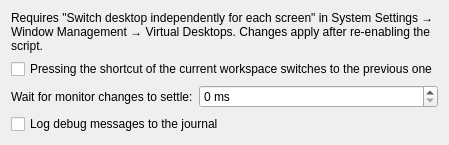
First picture: the form in package/contents/ui/config.ui, repository Coffei/plasma-i3-desktops, before the edit.
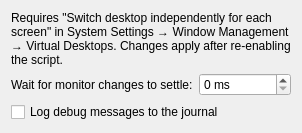
Second picture: the form after the edit.

Commit message:
Drop the back-and-forth option until it is implemented
The config dialog offered back-and-forth, but nothing reads the setting,
so ticking it had no effect.

```diff
--- a/package/contents/ui/config.ui
+++ b/package/contents/ui/config.ui
@@ -15,14 +15,7 @@
    </item>
    <item>
     <layout class="QFormLayout" name="formLayout">
-     <item row="0" column="0" colspan="2">
-      <widget class="QCheckBox" name="kcfg_BackAndForth">
-       <property name="text">
-        <string>Pressing the shortcut of the current workspace switches to the previous one</string>
-       </property>
-      </widget>
-     </item>
-     <item row="1" column="0">
+     <item row="0" column="0">
       <widget class="QLabel" name="hotplugDebounceLabel">
        <property name="text">
         <string>Wait for monitor changes to settle:</string>
@@ -32,7 +25,7 @@
        </property>
       </widget>
      </item>
-     <item row="1" column="1">
+     <item row="0" column="1">
       <widget class="QSpinBox" name="kcfg_HotplugDebounceMs">
        <property name="suffix">
         <string> ms</string>
@@ -48,7 +41,7 @@
        </property>
       </widget>
      </item>
-     <item row="2" column="0" colspan="2">
+     <item row="1" column="0" colspan="2">
       <widget class="QCheckBox" name="kcfg_Debug">
        <property name="text">
         <string>Log debug messages to the journal</string>
```
The commit also changes 2 other files.
